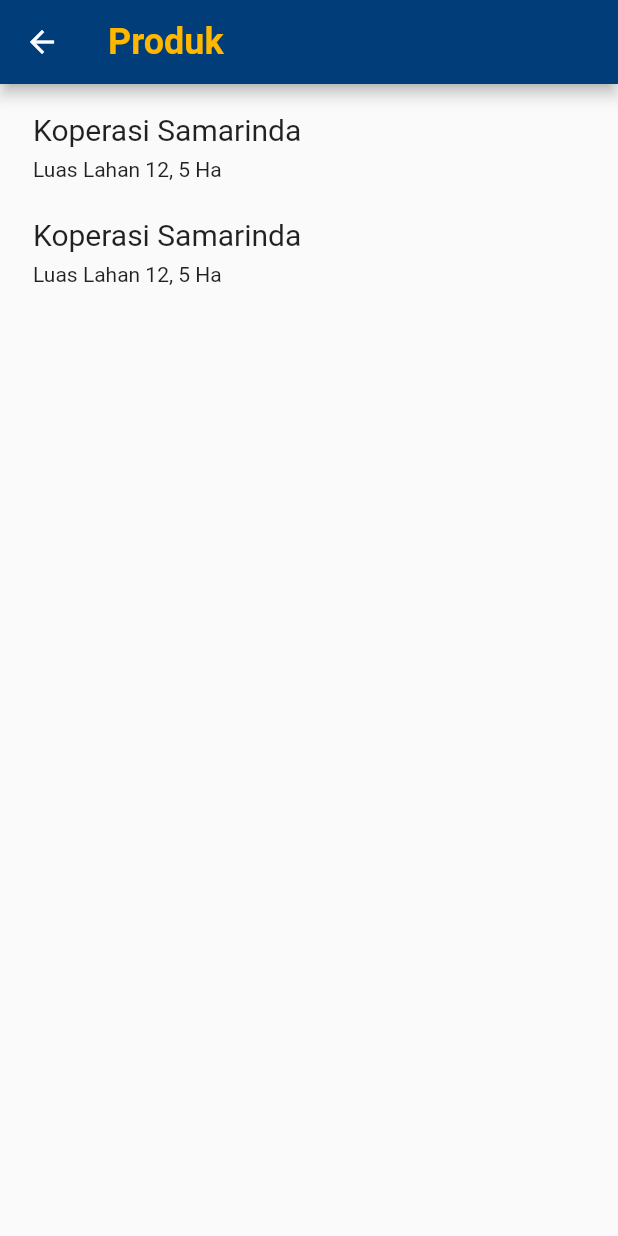
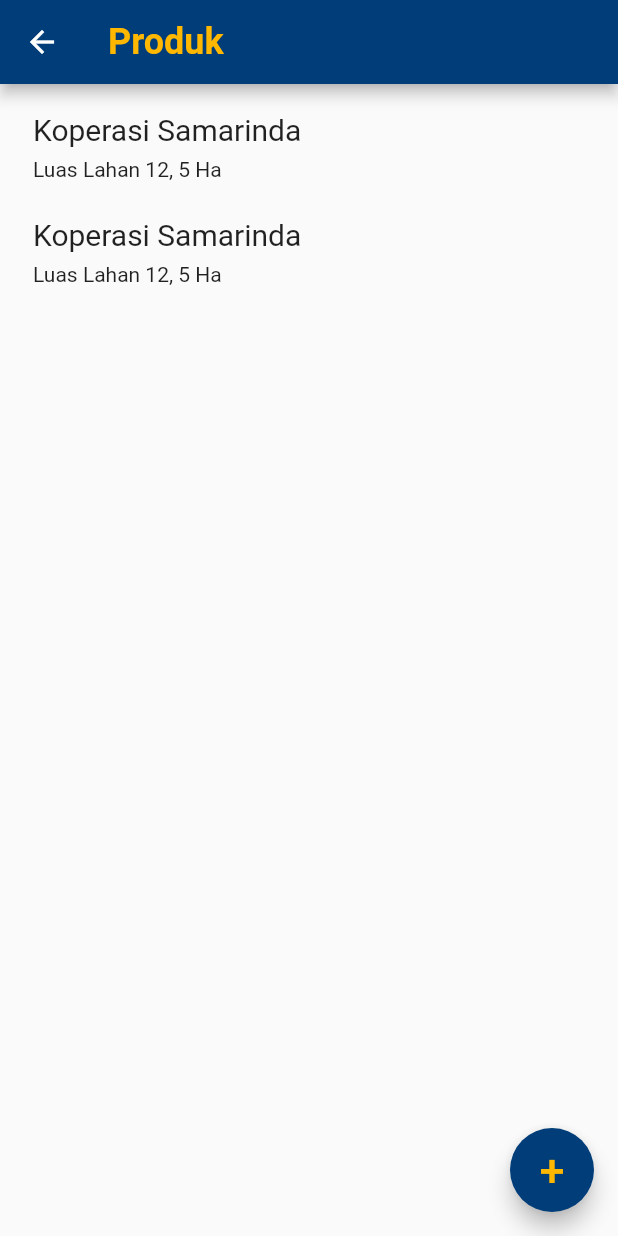
Before and after one commit to 2001arman/flutter_mandiriapp, a Flutter app: the ProdukPage screen opened directly, on a phone screen of 412 x 824 dp. Run offline on Flutter 3.47's test engine with Material 2 defaults, Android fonts, the phone set to English and light mode, and no system bars; our stand-ins replace bloc, flutter_bloc, flutter_datetime_picker.

Commit message:
fix produk page

```diff
--- a/lib/pages/produk_page.dart
+++ b/lib/pages/produk_page.dart
@@ -2,6 +2,7 @@ import 'package:flutter/material.dart';
 import 'package:flutter_bloc/flutter_bloc.dart';
 import 'package:flutter_mandiriapp/constans.dart';
 import 'package:flutter_mandiriapp/cubit/kelapa_cubit.dart';
+import 'package:flutter_mandiriapp/pages/input_produk_page.dart';
 import 'package:flutter_mandiriapp/pages/kelapa_detail.dart';
 import 'package:flutter_mandiriapp/widgets/column_builder.dart';
 import 'package:flutter_mandiriapp/widgets/custom_card_sektor.dart';
@@ -22,6 +23,24 @@ class ProdukPage extends StatelessWidget {
             color: yellowMain,
           ),
         ),
+      ),
+      floatingActionButton: FloatingActionButton(
+        backgroundColor: blueMain,
+        child: Text(
+          "+",
+          style: TextStyle(
+            fontSize: 30,
+            color: yellowMain,
+          ),
+        ),
+        onPressed: () {
+          Navigator.push(
+            context,
+            MaterialPageRoute(
+              builder: ((context) => InputProdukPage()),
+            ),
+          );
+        },
       ),
       body: BlocBuilder<KelapaCubit, KelapaState>(
         builder: (context, state) {
```
